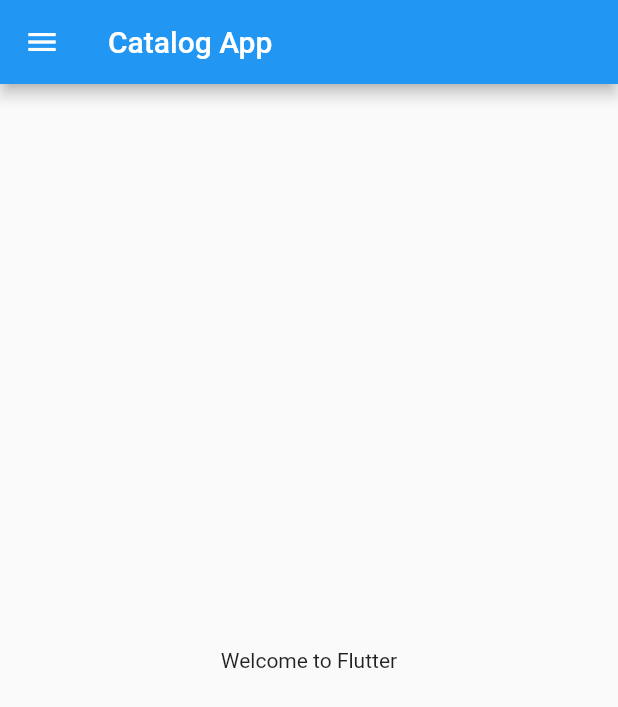
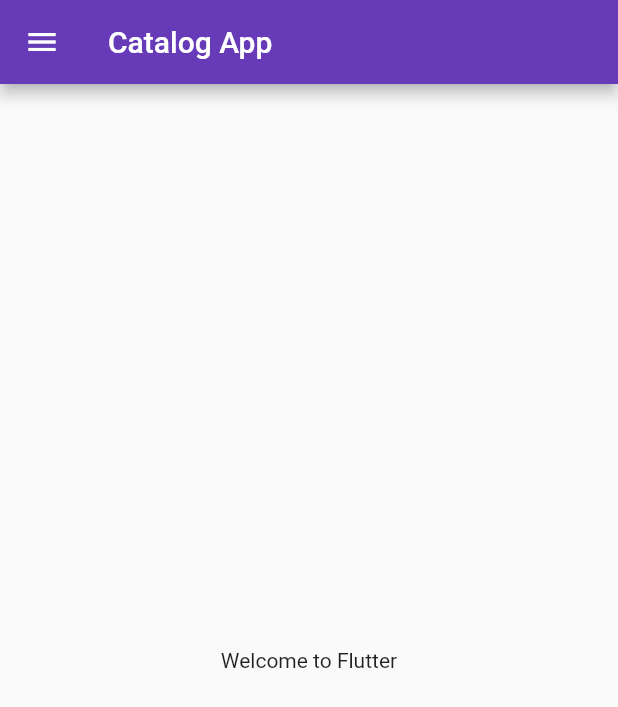
Before and after one commit to divyansh-nishad/flutter_catalog, a Flutter app: the screen it shows after launch, on a phone screen of 412 x 824 dp. Shown: the top 707 px of the screen. Run offline on Flutter 3.47's test engine with Material 2 defaults, Android fonts, the phone set to English and light mode, and no system bars.

Commit message:
Day 3 complete

```diff
--- a/lib/main.dart
+++ b/lib/main.dart
@@ -1,5 +1,6 @@
 import 'package:flutter/material.dart';
-import 'package:flutter_catalog/home_page.dart';
+import 'package:flutter_catalog/pages/home_page.dart';
+import 'package:flutter_catalog/pages/login_page.dart';
 
 void main() {
   runApp(MyApp());
@@ -11,7 +12,17 @@ class MyApp extends StatelessWidget {
   @override
   Widget build(BuildContext context) {
     return MaterialApp(
-      home: HomePage(),
+      themeMode: ThemeMode.light,
+      theme: ThemeData(
+        primarySwatch: Colors.deepPurple,
+      ),
+      darkTheme: ThemeData(brightness: Brightness.dark),
+      initialRoute: "/home",
+      routes: {
+        "/": (context) => LoginPage(),
+        "/home": (context) => HomePage(),
+        "/login": (context) => LoginPage(),
+      },
     );
   }
 }
```
Also changed, not shown: lib/pages/login_page.dart (added, +15 -0 lines), lib/pages/home_page.dart (renamed from lib/home_page.dart).
